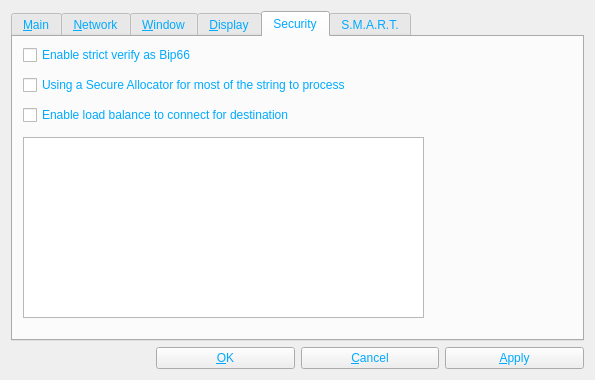
Above: src/qt/forms/optionsdialog.ui from FromHDDtoSSD/SorachanCoin-qt before the change. Below: the same form after it.
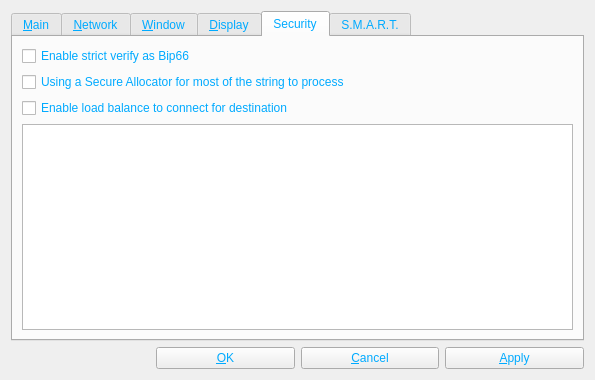
That is the form after the change. The open tabs and pages were chosen to show the change. Icons and pictures are not drawn. Custom widgets are drawn as their Qt base class.

```diff
--- a/src/qt/forms/optionsdialog.ui
+++ b/src/qt/forms/optionsdialog.ui
@@ -522,55 +522,32 @@
       <attribute name="title">
        <string>Security</string>
       </attribute>
-      <widget class="QListView" name="bipListView">
-       <property name="geometry">
-        <rect>
-         <x>10</x>
-         <y>100</y>
-         <width>401</width>
-         <height>181</height>
-        </rect>
-       </property>
-      </widget>
+      <layout class="QVBoxLayout" name="verticalLayout_2">
+       <item>
       <widget class="QCheckBox" name="bip66CheckBox">
-       <property name="geometry">
-        <rect>
-         <x>10</x>
-         <y>10</y>
-         <width>391</width>
-         <height>16</height>
-        </rect>
-       </property>
        <property name="text">
         <string>Enable strict verify as Bip66</string>
        </property>
       </widget>
+       </item>
+       <item>
       <widget class="QCheckBox" name="fullSecureAllocatorCheckBox">
-       <property name="geometry">
-        <rect>
-         <x>10</x>
-         <y>40</y>
-         <width>401</width>
-         <height>16</height>
-        </rect>
-       </property>
        <property name="text">
         <string>Using a Secure Allocator for most of the string to process</string>
        </property>
       </widget>
+       </item>
+       <item>
       <widget class="QCheckBox" name="connectBalanceCheckBox">
-       <property name="geometry">
-        <rect>
-         <x>10</x>
-         <y>70</y>
-         <width>401</width>
-         <height>16</height>
-        </rect>
-       </property>
        <property name="text">
         <string>Enable load balance to connect for destination</string>
        </property>
       </widget>
+       </item>
+       <item>
+        <widget class="QListView" name="bipListView"/>
+       </item>
+      </layout>
      </widget>
      <widget class="QWidget" name="tabSMART">
       <attribute name="title">
```
Left out of the diff: 40 changed lines with no effect on the pictures. Lines whose indentation alone changed are shown as unchanged.
